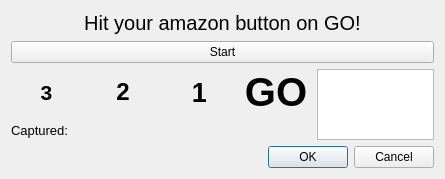
Above: Gui/AddButtonDialog.ui from smithbro2115/Clocking before the change. Below: the same form after it.
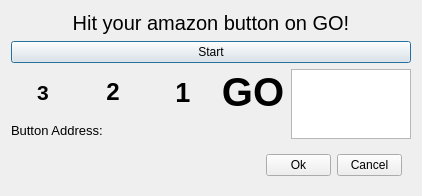
That is the form after the change.

```diff
--- a/Gui/AddButtonDialog.ui
+++ b/Gui/AddButtonDialog.ui
@@ -6,8 +6,8 @@
    <rect>
     <x>0</x>
     <y>0</y>
-    <width>445</width>
-    <height>179</height>
+    <width>422</width>
+    <height>181</height>
    </rect>
   </property>
   <property name="windowTitle">
@@ -19,7 +19,17 @@
   <property name="modal">
    <bool>false</bool>
   </property>
-  <layout class="QGridLayout" name="gridLayout" columnstretch="5,0" rowminimumheight="0,0,0,0,0" columnminimumwidth="300,0">
+  <layout class="QGridLayout" name="gridLayout" columnstretch="5,0">
+   <item row="2" column="1" rowspan="2">
+    <widget class="QListWidget" name="listWidget">
+     <property name="maximumSize">
+      <size>
+       <width>120</width>
+       <height>16777215</height>
+      </size>
+     </property>
+    </widget>
+   </item>
    <item row="0" column="0" colspan="2">
     <widget class="QLabel" name="label">
      <property name="font">
@@ -35,19 +45,6 @@
      </property>
     </widget>
    </item>
-   <item row="2" column="1" rowspan="2">
-    <widget class="QListWidget" name="listWidget"/>
-   </item>
-   <item row="4" column="0" colspan="2">
-    <widget class="QDialogButtonBox" name="buttonBox">
-     <property name="orientation">
-      <enum>Qt::Horizontal</enum>
-     </property>
-     <property name="standardButtons">
-      <set>QDialogButtonBox::Cancel|QDialogButtonBox::Ok</set>
-     </property>
-    </widget>
-   </item>
    <item row="3" column="0">
     <widget class="QLabel" name="capturedLabel">
      <property name="font">
@@ -56,7 +53,7 @@
       </font>
      </property>
      <property name="text">
-      <string>Captured:</string>
+      <string>Button Address:</string>
      </property>
     </widget>
    </item>
@@ -143,6 +140,63 @@
      </property>
     </widget>
    </item>
+   <item row="4" column="0" colspan="2">
+    <widget class="QWidget" name="horizontalWidget" native="true">
+     <property name="layoutDirection">
+      <enum>Qt::LeftToRight</enum>
+     </property>
+     <layout class="QHBoxLayout" name="horizontalLayout">
+      <property name="spacing">
+       <number>6</number>
+      </property>
+      <property name="sizeConstraint">
+       <enum>QLayout::SetDefaultConstraint</enum>
+      </property>
+      <item>
+       <spacer name="horizontalSpacer">
+        <property name="orientation">
+         <enum>Qt::Horizontal</enum>
+        </property>
+        <property name="sizeHint" stdset="0">
+         <size>
+          <width>40</width>
+          <height>20</height>
+         </size>
+        </property>
+       </spacer>
+      </item>
+      <item>
+       <widget class="QPushButton" name="okPushButton">
+        <property name="maximumSize">
+         <size>
+          <width>65</width>
+          <height>16777215</height>
+         </size>
+        </property>
+        <property name="text">
+         <string>Ok</string>
+        </property>
+       </widget>
+      </item>
+      <item>
+       <widget class="QPushButton" name="cancelPushButton">
+        <property name="maximumSize">
+         <size>
+          <width>65</width>
+          <height>16777215</height>
+         </size>
+        </property>
+        <property name="layoutDirection">
+         <enum>Qt::LeftToRight</enum>
+        </property>
+        <property name="text">
+         <string>Cancel</string>
+        </property>
+       </widget>
+      </item>
+     </layout>
+    </widget>
+   </item>
   </layout>
  </widget>
  <resources/>
```
Left out of the diff: 37 changed lines with no effect on the pictures.
